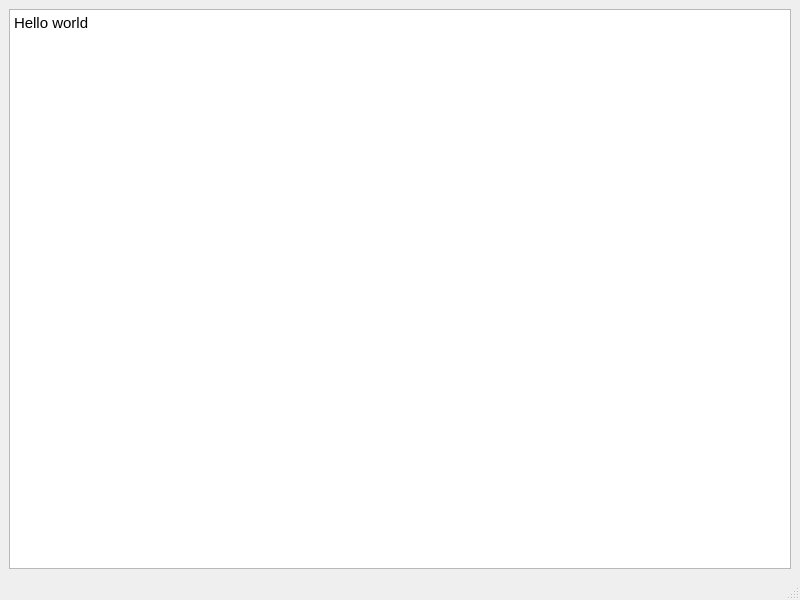
marso329/DrinkRobot, file ui/mainwindow.ui: the form before one commit.
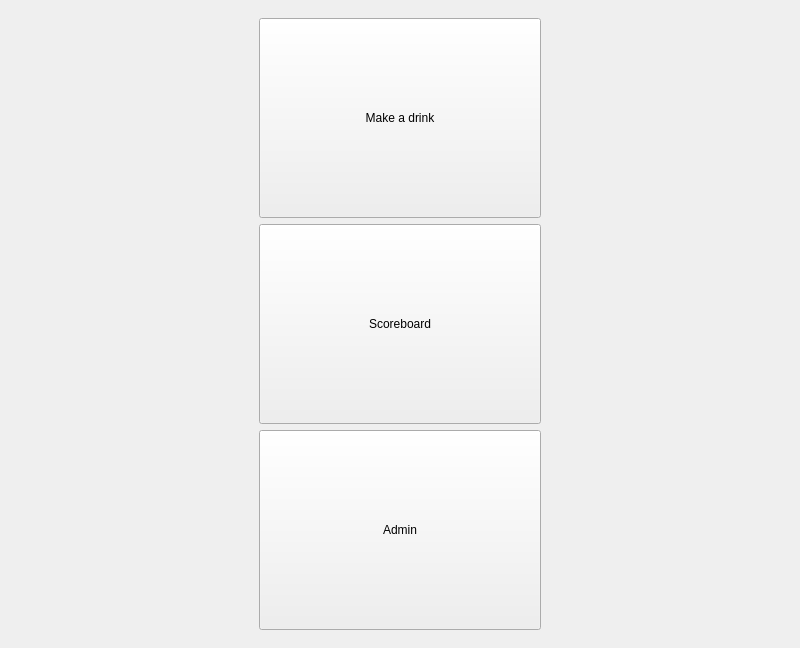
The form after the commit. The open tabs and pages were chosen to show the change. Icons and pictures are not drawn. Custom widgets are drawn as their Qt base class.

Diff of the .ui file:
```diff
--- a/ui/mainwindow.ui
+++ b/ui/mainwindow.ui
@@ -13,34 +13,202 @@
   <property name="windowTitle">
    <string>MainWindow</string>
   </property>
+  <property name="styleSheet">
+   <string notr="true"/>
+  </property>
   <widget class="QWidget" name="centralwidget">
+   <property name="styleSheet">
+    <string notr="true"/>
+   </property>
    <layout class="QGridLayout" name="gridLayout">
+    <property name="sizeConstraint">
+     <enum>QLayout::SetMaximumSize</enum>
+    </property>
+    <property name="leftMargin">
+     <number>0</number>
+    </property>
+    <property name="topMargin">
+     <number>0</number>
+    </property>
+    <property name="rightMargin">
+     <number>0</number>
+    </property>
+    <property name="bottomMargin">
+     <number>0</number>
+    </property>
+    <property name="spacing">
+     <number>0</number>
+    </property>
     <item row="0" column="0">
-     <widget class="QTextEdit" name="textEdit">
-      <property name="html">
-       <string>&lt;!DOCTYPE HTML PUBLIC &quot;-//W3C//DTD HTML 4.0//EN&quot; &quot;http://www.w3.org/TR/REC-html40/strict.dtd&quot;&gt;
-&lt;html&gt;&lt;head&gt;&lt;meta name=&quot;qrichtext&quot; content=&quot;1&quot; /&gt;&lt;style type=&quot;text/css&quot;&gt;
-p, li { white-space: pre-wrap; }
-&lt;/style&gt;&lt;/head&gt;&lt;body style=&quot; font-family:'Ubuntu'; font-size:11pt; font-weight:400; font-style:normal;&quot;&gt;
-&lt;p style=&quot; margin-top:0px; margin-bottom:0px; margin-left:0px; margin-right:0px; -qt-block-indent:0; text-indent:0px;&quot;&gt;Hello world&lt;/p&gt;
-&lt;p style=&quot;-qt-paragraph-type:empty; margin-top:0px; margin-bottom:0px; margin-left:0px; margin-right:0px; -qt-block-indent:0; text-indent:0px;&quot;&gt;&lt;br /&gt;&lt;/p&gt;&lt;/body&gt;&lt;/html&gt;</string>
+     <widget class="QStackedWidget" name="stackedWidget">
+      <property name="styleSheet">
+       <string notr="true">QStackedWidget {border-image: url(:images/metal.jpg) 0 0 0 0 stretch stretch;}</string>
       </property>
+      <widget class="QWidget" name="page">
+       <property name="styleSheet">
+        <string notr="true"/>
+       </property>
+       <layout class="QGridLayout" name="gridLayout_2">
+        <property name="leftMargin">
+         <number>0</number>
+        </property>
+        <property name="topMargin">
+         <number>0</number>
+        </property>
+        <property name="rightMargin">
+         <number>0</number>
+        </property>
+        <property name="bottomMargin">
+         <number>0</number>
+        </property>
+        <property name="spacing">
+         <number>0</number>
+        </property>
+        <item row="0" column="0">
+         <widget class="StartScreen" name="graphicsView">
+          <property name="styleSheet">
+           <string notr="true">StartScreen {border-image: url(:images/metal.jpg) 0 0 0 0 stretch stretch;}</string>
+          </property>
+          <property name="frameShape">
+           <enum>QFrame::NoFrame</enum>
+          </property>
+          <property name="frameShadow">
+           <enum>QFrame::Plain</enum>
+          </property>
+          <property name="lineWidth">
+           <number>0</number>
+          </property>
+          <property name="verticalScrollBarPolicy">
+           <enum>Qt::ScrollBarAlwaysOff</enum>
+          </property>
+          <property name="horizontalScrollBarPolicy">
+           <enum>Qt::ScrollBarAlwaysOff</enum>
+          </property>
+          <property name="alignment">
+           <set>Qt::AlignCenter</set>
+          </property>
+         </widget>
+        </item>
+       </layout>
+      </widget>
+      <widget class="QWidget" name="page_2">
+       <property name="styleSheet">
+        <string notr="true"/>
+       </property>
+       <layout class="QGridLayout" name="gridLayout_4">
+        <item row="0" column="0">
+         <widget class="QFrame" name="frame">
+          <property name="maximumSize">
+           <size>
+            <width>300</width>
+            <height>16777215</height>
+           </size>
+          </property>
+          <property name="frameShape">
+           <enum>QFrame::NoFrame</enum>
+          </property>
+          <property name="frameShadow">
+           <enum>QFrame::Plain</enum>
+          </property>
+          <property name="lineWidth">
+           <number>0</number>
+          </property>
+          <layout class="QGridLayout" name="gridLayout_3">
+           <item row="0" column="0">
+            <layout class="QVBoxLayout" name="verticalLayout">
+             <item>
+              <widget class="QPushButton" name="pushButton">
+               <property name="minimumSize">
+                <size>
+                 <width>0</width>
+                 <height>200</height>
+                </size>
+               </property>
+               <property name="autoFillBackground">
+                <bool>true</bool>
+               </property>
+               <property name="text">
+                <string>Make a drink</string>
+               </property>
+              </widget>
+             </item>
+             <item>
+              <spacer name="verticalSpacer">
+               <property name="orientation">
+                <enum>Qt::Vertical</enum>
+               </property>
+               <property name="sizeHint" stdset="0">
+                <size>
+                 <width>20</width>
+                 <height>38</height>
+                </size>
+               </property>
+              </spacer>
+             </item>
+             <item>
+              <widget class="QPushButton" name="pushButton_2">
+               <property name="minimumSize">
+                <size>
+                 <width>0</width>
+                 <height>200</height>
+                </size>
+               </property>
+               <property name="autoFillBackground">
+                <bool>true</bool>
+               </property>
+               <property name="text">
+                <string>Scoreboard</string>
+               </property>
+              </widget>
+             </item>
+             <item>
+              <spacer name="verticalSpacer_2">
+               <property name="orientation">
+                <enum>Qt::Vertical</enum>
+               </property>
+               <property name="sizeHint" stdset="0">
+                <size>
+                 <width>20</width>
+                 <height>40</height>
+                </size>
+               </property>
+              </spacer>
+             </item>
+             <item>
+              <widget class="QPushButton" name="pushButton_3">
+               <property name="minimumSize">
+                <size>
+                 <width>0</width>
+                 <height>200</height>
+                </size>
+               </property>
+               <property name="autoFillBackground">
+                <bool>true</bool>
+               </property>
+               <property name="text">
+                <string>Admin</string>
+               </property>
+              </widget>
+             </item>
+            </layout>
+           </item>
+          </layout>
+         </widget>
+        </item>
+       </layout>
+      </widget>
      </widget>
     </item>
    </layout>
   </widget>
-  <widget class="QMenuBar" name="menubar">
-   <property name="geometry">
-    <rect>
-     <x>0</x>
-     <y>0</y>
-     <width>800</width>
-     <height>22</height>
-    </rect>
-   </property>
-  </widget>
-  <widget class="QStatusBar" name="statusbar"/>
  </widget>
+ <customwidgets>
+  <customwidget>
+   <class>StartScreen</class>
+   <extends>QGraphicsView</extends>
+   <header>startscreen.h</header>
+  </customwidget>
+ </customwidgets>
  <resources/>
  <connections/>
 </ui>
```
